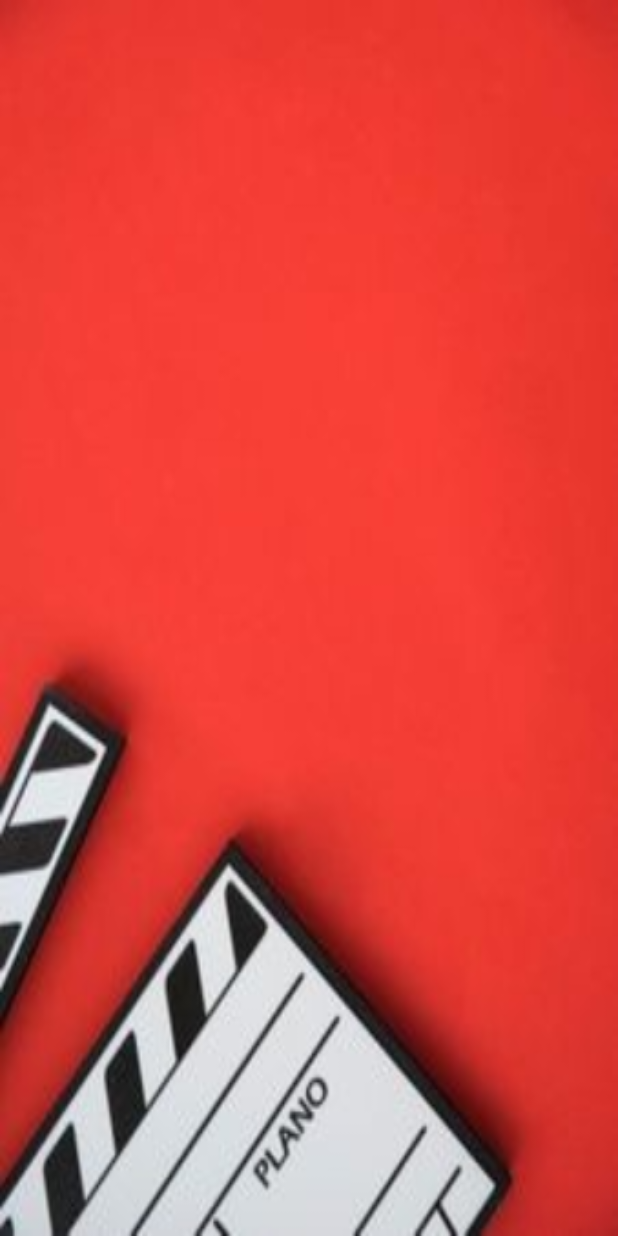
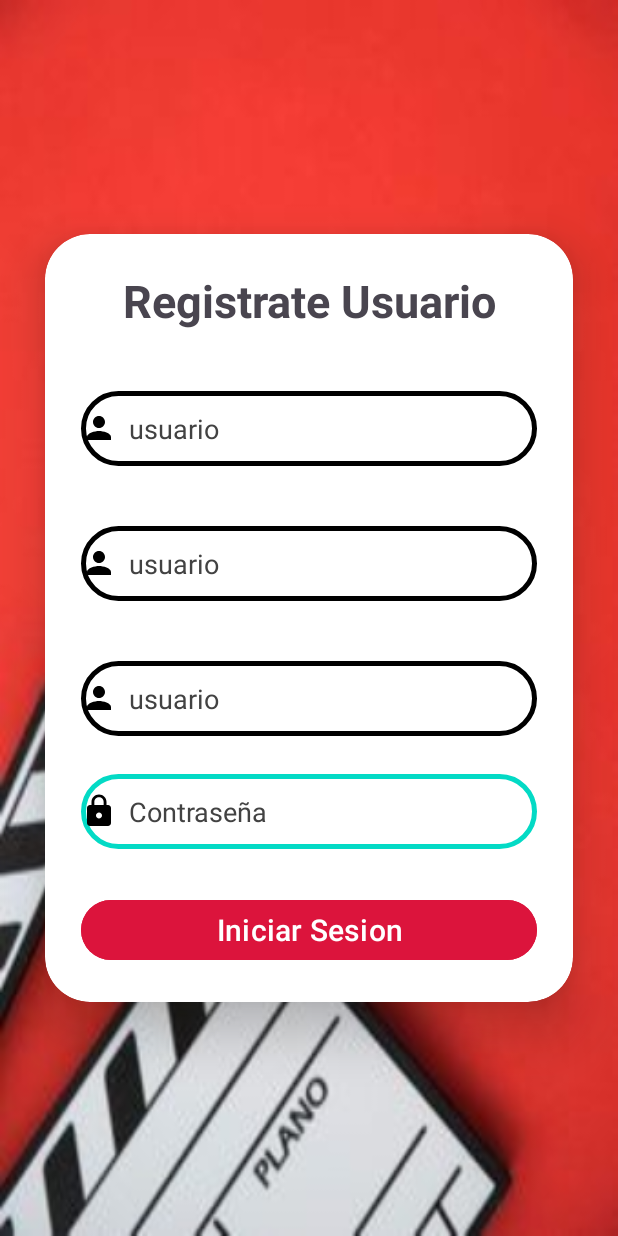
Before and after one commit to PauloRamos2255/ProyectoPeli2, an Android app: the RegistrarActivity screen opened directly, with no data from a screen before it, on a phone screen of 412 x 824 dp. Run offline under Robolectric (Android 15) with nearby library versions, the phone set to English and light mode, and no system bars.

Commit message:
git add.

```diff
--- /dev/null
+++ b/app/src/main/res/drawable/borde.xml
@@ -0,0 +1,11 @@
+<?xml version="1.0" encoding="utf-8"?>
+<shape xmlns:android="http://schemas.android.com/apk/res/android"
+    android:shape="rectangle">
+    <stroke
+        android:width="3dp"
+        android:color="@color/black"
+        />
+    <corners
+        android:radius="25dp"
+        />
+</shape>
--- a/app/src/main/res/layout/registrar.xml
+++ b/app/src/main/res/layout/registrar.xml
@@ -5,7 +5,103 @@
     android:layout_width="match_parent"
     android:layout_height="match_parent"
     android:background="@drawable/registrar"
+    android:gravity="center"
+    android:orientation="vertical"
     tools:context=".RegistrarActivity">
 
+    <androidx.cardview.widget.CardView
+        android:layout_width="match_parent"
+        android:layout_height="wrap_content"
+        android:layout_margin="30dp"
+        android:background="@drawable/custon_edittext"
+        app:cardCornerRadius="30dp"
+        app:cardElevation="20dp"
+        >
+        <LinearLayout
+            android:layout_width="match_parent"
+            android:layout_height="wrap_content"
+            android:orientation="vertical"
+            android:layout_gravity="center_horizontal"
+            android:padding="24dp">
+
+            <TextView
+                android:id="@+id/textView"
+                android:layout_width="match_parent"
+                android:layout_height="wrap_content"
+                android:text="Registrate Usuario"
+                android:textAlignment="center"
+                android:textIsSelectable="false"
+                android:textSize="30dp"
+                android:textStyle="bold" />
+
+            <EditText
+                android:id="@+id/txtUsuario"
+                android:layout_width="match_parent"
+                android:layout_height="50dp"
+                android:layout_marginTop="40dp"
+                android:background="@drawable/borde"
+                android:drawableLeft="@drawable/baseline_person_24"
+                android:drawablePadding="8dp"
+                android:ems="10"
+                android:hint="usuario"
+                android:inputType="text"
+                android:textColor="@color/black"
+                android:textColorHint="@color/cardview_dark_background" />
+
+            <EditText
+                android:id="@+id/txtNombre"
+                android:layout_width="match_parent"
+                android:layout_height="50dp"
+                android:layout_marginTop="40dp"
+                android:background="@drawable/borde"
+                android:drawableLeft="@drawable/baseline_person_24"
+                android:drawablePadding="8dp"
+                android:ems="10"
+                android:hint="usuario"
+                android:inputType="text"
+                android:textColor="@color/black"
+                android:textColorHint="@color/cardview_dark_background" />
+
+            <EditText
+                android:id="@+id/txtApellido"
+                android:layout_width="match_parent"
+                android:layout_height="50dp"
+                android:layout_marginTop="40dp"
+                android:background="@drawable/borde"
+                android:drawableLeft="@drawable/baseline_person_24"
+                android:drawablePadding="8dp"
+                android:ems="10"
+                android:hint="usuario"
+                android:inputType="text"
+                android:textColor="@color/black"
+                android:textColorHint="@color/cardview_dark_background" />
+
+            <EditText
+                android:id="@+id/txtClave"
+                android:layout_width="match_parent"
+                android:layout_height="50dp"
+                android:layout_marginTop="25dp"
+                android:background="@drawable/custon_edittext"
+                android:drawableLeft="@drawable/baseline_lock_24"
+                android:drawablePadding="8dp"
+                android:ems="10"
+                android:hint="Contraseña"
+                android:inputType="textPassword"
+                android:textColor="@color/black"
+                android:textColorHint="@color/cardview_dark_background" />
+
+            <Button
+                android:id="@+id/btnIniciar"
+                android:layout_width="match_parent"
+                android:layout_height="wrap_content"
+                android:layout_marginTop="30dp"
+                android:backgroundTint="@color/red"
+                android:text="Iniciar Sesion"
+                android:textSize="20sp"
+                app:cornerRadius = "20dp"/>
+
+        </LinearLayout>
+
+    </androidx.cardview.widget.CardView>
 
 </LinearLayout>
```
